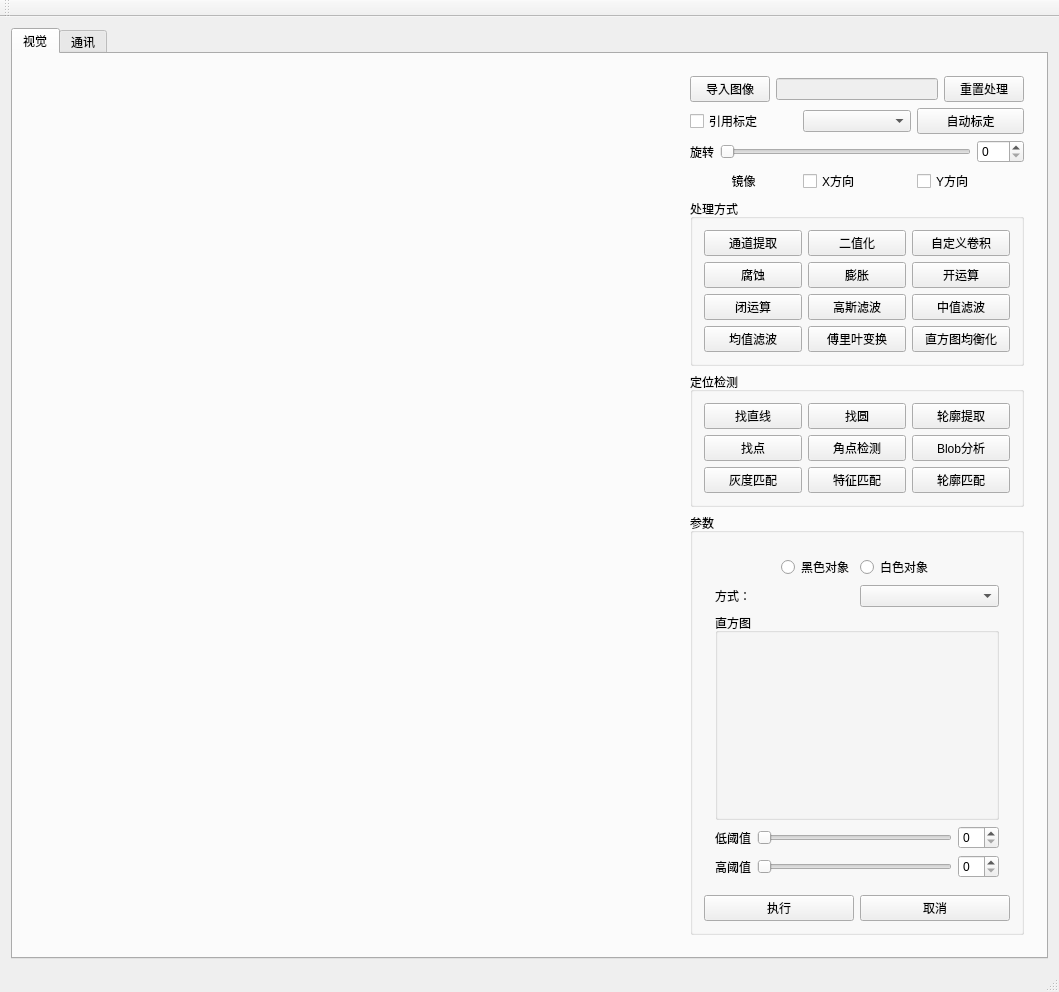
This is SRDemo/SRDemo.ui in q10564/SRDemo as Qt 5 draws it before an edit. The edited form follows.
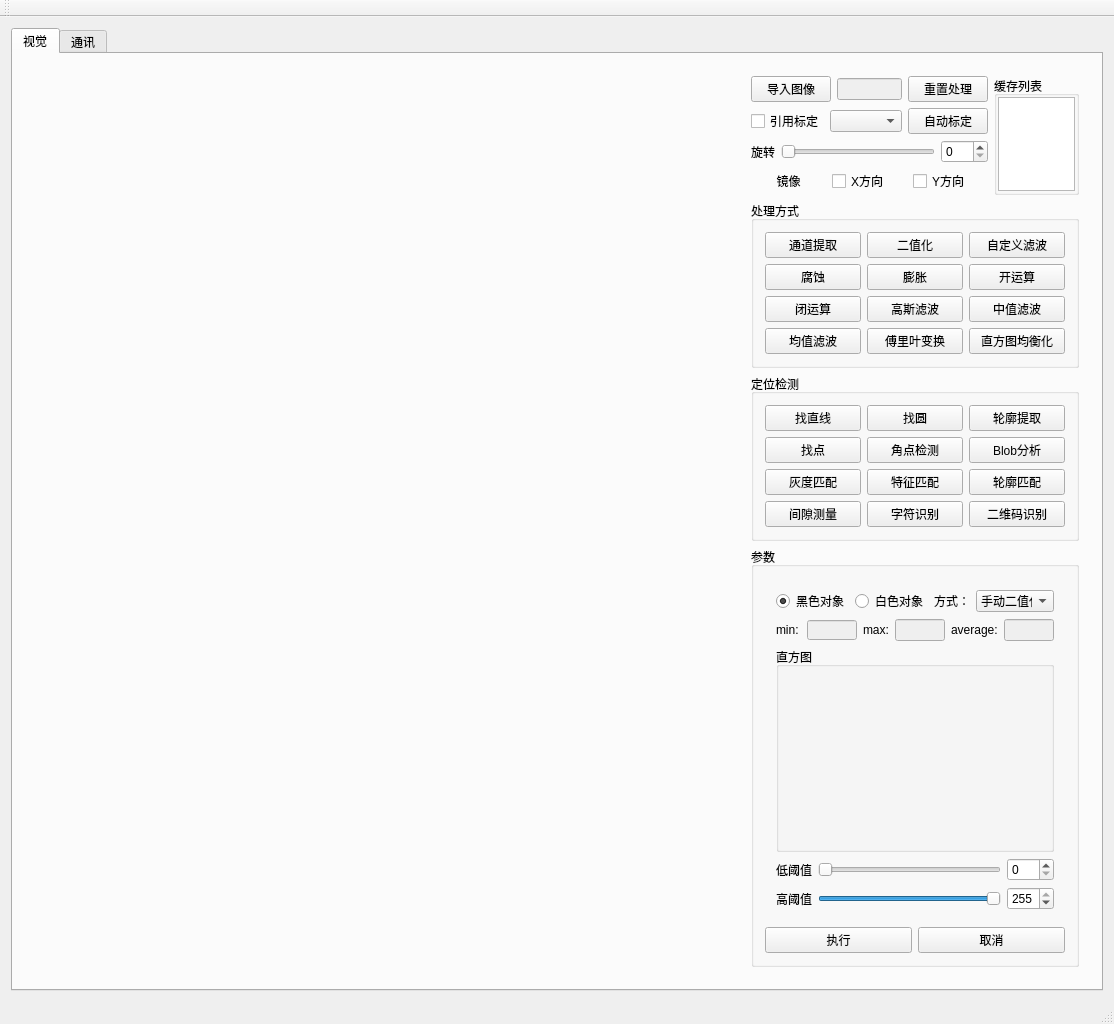
This is the edited form. The open tabs and pages were chosen to show the change. Icons and pictures are not drawn.

```diff
--- a/SRDemo/SRDemo.ui
+++ b/SRDemo/SRDemo.ui
@@ -9,8 +9,8 @@
    <rect>
     <x>0</x>
     <y>0</y>
-    <width>1059</width>
-    <height>913</height>
+    <width>1114</width>
+    <height>963</height>
    </rect>
   </property>
   <property name="minimumSize">
@@ -79,10 +79,20 @@
          <widget class="QWidget" name="widget_2" native="true">
           <property name="minimumSize">
            <size>
-            <width>300</width>
+            <width>350</width>
             <height>0</height>
            </size>
           </property>
+          <property name="maximumSize">
+           <size>
+            <width>350</width>
+            <height>16777215</height>
+           </size>
+          </property>
+          <layout class="QVBoxLayout" name="verticalLayout_12">
+           <item>
+            <layout class="QHBoxLayout" name="horizontalLayout_15">
+             <item>
           <layout class="QVBoxLayout" name="verticalLayout">
            <item>
             <layout class="QHBoxLayout" name="horizontalLayout_2">
@@ -198,6 +208,37 @@
              </item>
             </layout>
            </item>
+              </layout>
+             </item>
+             <item>
+              <widget class="QGroupBox" name="groupBox_5">
+               <property name="title">
+                <string>缓存列表</string>
+               </property>
+               <layout class="QVBoxLayout" name="verticalLayout_13" stretch="0">
+                <property name="spacing">
+                 <number>3</number>
+                </property>
+                <property name="leftMargin">
+                 <number>1</number>
+                </property>
+                <property name="topMargin">
+                 <number>1</number>
+                </property>
+                <property name="rightMargin">
+                 <number>1</number>
+                </property>
+                <property name="bottomMargin">
+                 <number>1</number>
+                </property>
+                <item>
+                 <widget class="QListView" name="listView"/>
+                </item>
+               </layout>
+              </widget>
+             </item>
+            </layout>
+           </item>
            <item>
             <widget class="QGroupBox" name="groupBox">
              <property name="title">
@@ -270,7 +311,7 @@
                  </widget>
                 </item>
                 <item row="0" column="0">
-                 <widget class="QPushButton" name="pushButton">
+                 <widget class="QPushButton" name="btn_extraction">
                   <property name="text">
                    <string>通道提取</string>
                   </property>
@@ -286,7 +327,7 @@
                 <item row="0" column="2">
                  <widget class="QPushButton" name="pushButton_12">
                   <property name="text">
-                   <string>自定义卷积</string>
+                   <string>自定义滤波</string>
                   </property>
                  </widget>
                 </item>
@@ -301,52 +342,73 @@
               <string>定位检测</string>
              </property>
              <layout class="QGridLayout" name="gridLayout_3">
-              <item row="2" column="0">
-               <widget class="QPushButton" name="pushButton_9">
+              <item row="3" column="1">
+               <widget class="QPushButton" name="pushButton_10">
                 <property name="text">
-                 <string>灰度匹配</string>
+                 <string>特征匹配</string>
                 </property>
                </widget>
               </item>
-              <item row="2" column="2">
+              <item row="4" column="2">
+               <widget class="QPushButton" name="pushButton">
+                <property name="text">
+                 <string>二维码识别</string>
+                </property>
+               </widget>
+              </item>
+              <item row="4" column="1">
+               <widget class="QPushButton" name="pushButton_13">
+                <property name="text">
+                 <string>字符识别</string>
+                </property>
+               </widget>
+              </item>
+              <item row="3" column="2">
                <widget class="QPushButton" name="pushButton_11">
                 <property name="text">
                  <string>轮廓匹配</string>
                 </property>
                </widget>
               </item>
-              <item row="0" column="0">
-               <widget class="QPushButton" name="pushButton_3">
+              <item row="2" column="1">
+               <widget class="QPushButton" name="pushButton_7">
                 <property name="text">
-                 <string>找直线</string>
+                 <string>角点检测</string>
                 </property>
                </widget>
               </item>
-              <item row="0" column="1">
-               <widget class="QPushButton" name="pushButton_5">
-                <property name="text">
-                 <string>找圆</string>
-                </property>
-               </widget>
-              </item>
-              <item row="1" column="0">
+              <item row="2" column="0">
                <widget class="QPushButton" name="pushButton_4">
                 <property name="text">
                  <string>找点</string>
                 </property>
                </widget>
               </item>
-              <item row="1" column="2">
+              <item row="2" column="2">
                <widget class="QPushButton" name="pushButton_8">
                 <property name="text">
                  <string>Blob分析</string>
                 </property>
                </widget>
               </item>
-              <item row="1" column="1">
-               <widget class="QPushButton" name="pushButton_7">
+              <item row="3" column="0">
+               <widget class="QPushButton" name="pushButton_9">
                 <property name="text">
-                 <string>角点检测</string>
+                 <string>灰度匹配</string>
+                </property>
+               </widget>
+              </item>
+              <item row="0" column="0">
+               <widget class="QPushButton" name="pushButton_3">
+                <property name="text">
+                 <string>找直线</string>
+                </property>
+               </widget>
+              </item>
+              <item row="0" column="1">
+               <widget class="QPushButton" name="pushButton_5">
+                <property name="text">
+                 <string>找圆</string>
                 </property>
                </widget>
               </item>
@@ -357,10 +419,10 @@
                 </property>
                </widget>
               </item>
-              <item row="2" column="1">
-               <widget class="QPushButton" name="pushButton_10">
+              <item row="4" column="0">
+               <widget class="QPushButton" name="pushButton_15">
                 <property name="text">
-                 <string>特征匹配</string>
+                 <string>间隙测量</string>
                 </property>
                </widget>
               </item>
@@ -576,24 +638,14 @@
                  <layout class="QVBoxLayout" name="verticalLayout_8">
                   <item>
                    <layout class="QHBoxLayout" name="horizontalLayout_3">
-                    <item>
-                     <spacer name="horizontalSpacer">
-                      <property name="orientation">
-                       <enum>Qt::Horizontal</enum>
-                      </property>
-                      <property name="sizeHint" stdset="0">
-                       <size>
-                        <width>40</width>
-                        <height>20</height>
-                       </size>
-                      </property>
-                     </spacer>
-                    </item>
                     <item>
                      <widget class="QRadioButton" name="Threshold_radioButton_black">
                       <property name="text">
                        <string>黑色对象</string>
                       </property>
+                      <property name="checked">
+                       <bool>true</bool>
+                      </property>
                      </widget>
                     </item>
                     <item>
@@ -604,23 +656,6 @@
                      </widget>
                     </item>
                     <item>
-                     <spacer name="horizontalSpacer_3">
-                      <property name="orientation">
-                       <enum>Qt::Horizontal</enum>
-                      </property>
-                      <property name="sizeHint" stdset="0">
-                       <size>
-                        <width>40</width>
-                        <height>20</height>
-                       </size>
-                      </property>
-                     </spacer>
-                    </item>
-                   </layout>
-                  </item>
-                  <item>
-                   <layout class="QHBoxLayout" name="horizontalLayout_13">
-                    <item>
                      <widget class="QLabel" name="label_5">
                       <property name="text">
                        <string>方式：</string>
@@ -628,7 +663,82 @@
                      </widget>
                     </item>
                     <item>
-                     <widget class="QComboBox" name="comboBox"/>
+                     <widget class="QComboBox" name="Threshold_comboBox_type">
+                      <item>
+                       <property name="text">
+                        <string>手动二值化</string>
+                       </property>
+                      </item>
+                      <item>
+                       <property name="text">
+                        <string>大津法二值化</string>
+                       </property>
+                      </item>
+                     </widget>
+                    </item>
+                   </layout>
+                  </item>
+                  <item>
+                   <layout class="QHBoxLayout" name="horizontalLayout_13">
+                    <item>
+                     <widget class="QLabel" name="label_6">
+                      <property name="text">
+                       <string>min:</string>
+                      </property>
+                     </widget>
+                    </item>
+                    <item>
+                     <widget class="QLineEdit" name="Threshold_lline_min">
+                      <property name="enabled">
+                       <bool>false</bool>
+                      </property>
+                      <property name="maximumSize">
+                       <size>
+                        <width>50</width>
+                        <height>20</height>
+                       </size>
+                      </property>
+                     </widget>
+                    </item>
+                    <item>
+                     <widget class="QLabel" name="label_7">
+                      <property name="text">
+                       <string>max:</string>
+                      </property>
+                     </widget>
+                    </item>
+                    <item>
+                     <widget class="QLineEdit" name="Threshold_lline_max">
+                      <property name="enabled">
+                       <bool>false</bool>
+                      </property>
+                      <property name="maximumSize">
+                       <size>
+                        <width>50</width>
+                        <height>16777215</height>
+                       </size>
+                      </property>
+                     </widget>
+                    </item>
+                    <item>
+                     <widget class="QLabel" name="label_8">
+                      <property name="text">
+                       <string>average:</string>
+                      </property>
+                     </widget>
+                    </item>
+                    <item>
+                     <widget class="QLineEdit" name="Threshold_line_average">
+                      <property name="enabled">
+                       <bool>false</bool>
+                      </property>
+                      <property name="maximumSize">
+                       <size>
+                        <width>50</width>
+                        <height>16777215</height>
+                       </size>
+                      </property>
+                     </widget>
                     </item>
                    </layout>
                   </item>
@@ -667,13 +777,20 @@
                       </item>
                       <item>
                        <widget class="QSlider" name="Threshold_Slider_low">
+                        <property name="maximum">
+                         <number>255</number>
+                        </property>
                         <property name="orientation">
                          <enum>Qt::Horizontal</enum>
                         </property>
                        </widget>
                       </item>
                       <item>
-                       <widget class="QSpinBox" name="Threshold_spinBox_low"/>
+                       <widget class="QSpinBox" name="Threshold_spinBox_low">
+                        <property name="maximum">
+                         <number>255</number>
+                        </property>
+                       </widget>
                       </item>
                      </layout>
                     </item>
@@ -688,13 +805,26 @@
                       </item>
                       <item>
                        <widget class="QSlider" name="Threshold_Slider_high">
+                        <property name="maximum">
+                         <number>255</number>
+                        </property>
+                        <property name="value">
+                         <number>255</number>
+                        </property>
                         <property name="orientation">
                          <enum>Qt::Horizontal</enum>
                         </property>
                        </widget>
                       </item>
                       <item>
-                       <widget class="QSpinBox" name="Threshold_spinBox_high"/>
+                       <widget class="QSpinBox" name="Threshold_spinBox_high">
+                        <property name="maximum">
+                         <number>255</number>
+                        </property>
+                        <property name="value">
+                         <number>255</number>
+                        </property>
+                       </widget>
                       </item>
                      </layout>
                     </item>
```
Left out of the diff: 587 changed lines with no effect on the pictures. Lines whose indentation alone changed are shown as unchanged.
